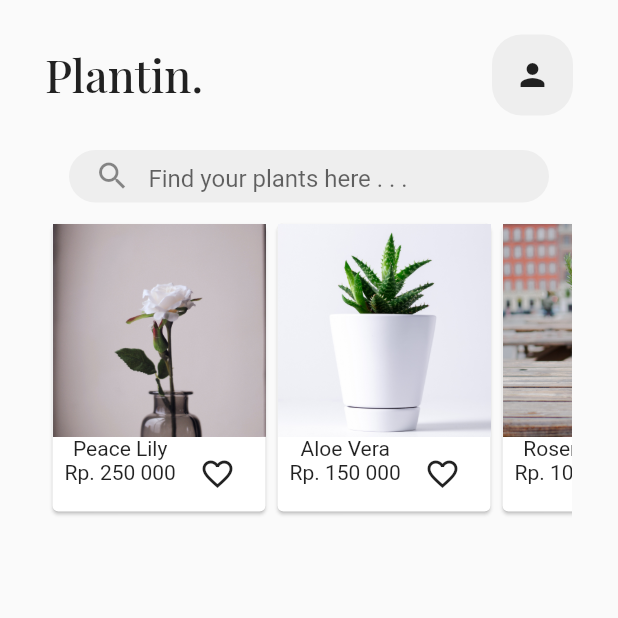
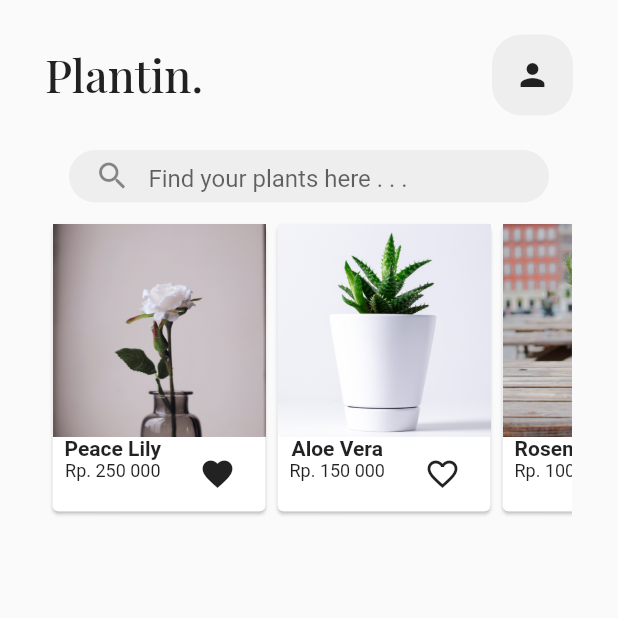
Before and after one commit to famuh/Plant-SimpleApp-beginner-flutter, a Flutter app: the screen it shows after launch, after a tap on the "favorite outline" icon, on a phone screen of 412 x 824 dp, the top half of it. Run offline on Flutter 3.47's test engine with Material 2 defaults, Android fonts, the phone set to English and light mode, and no system bars; project files that could hold a hidden picture were left out.

Commit message:
55% - main page done' '

```diff
--- a/lib/main_page.dart
+++ b/lib/main_page.dart
@@ -11,8 +11,6 @@ class Mainpage extends StatefulWidget {
 }
 
 class _MainpageState extends State<Mainpage> {
-  bool isFavorite = false;
-
   @override
   Widget build(BuildContext context) {
     return Scaffold(
@@ -90,17 +88,14 @@ class _MainpageState extends State<Mainpage> {
                                       children: [
                                         Column(
                                           children: [
-                                            Text(plant.name),
-                                            Text(plant.price)
+                                            Text(plant.name, style: TextStyle(fontWeight: FontWeight.w600),),
+                                            Text(plant.price, style: TextStyle(fontSize: 12),)
                                           ],
                                         ),
-                                        IconButton(onPressed: (){
-                                          setState(() {
-                                            isFavorite = !isFavorite;
-                                            print(isFavorite);
-                                          });
-                                        }, icon: Icon(Icons.favorite_border))
-                                      ],
+                                        FavoriteButton()
+                                       ],
+
+
                                     ),
                                   ))
                             ],
@@ -116,3 +111,26 @@ class _MainpageState extends State<Mainpage> {
     );
   }
 }
+
+class FavoriteButton extends StatefulWidget {
+  FavoriteButton({Key? key}) : super(key: key);
+
+  @override
+  State<FavoriteButton> createState() => _FavoriteButtonState();
+}
+
+class _FavoriteButtonState extends State<FavoriteButton> {
+  bool isFavorite = false;
+
+  @override
+  Widget build(BuildContext context) {
+    return IconButton(
+      onPressed: (){
+        setState(() {
+          isFavorite = !isFavorite;
+        });
+      },
+      icon: isFavorite == true ? Icon(Icons.favorite) : Icon(Icons.favorite_border),
+    );
+  }
+}
```
